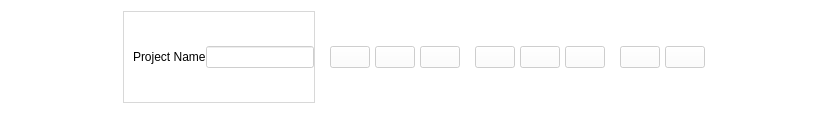
This is ui/topmenu.ui in breuerss/gromacs-ui as Qt 5 draws it before an edit. The edited form follows.
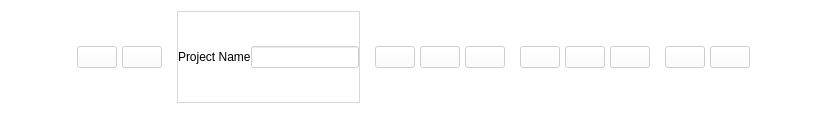
This is the edited form. Icons and pictures are not drawn.

Commit message: feature: prepare support for undo redo

What changed in the file:
```diff
--- a/ui/topmenu.ui
+++ b/ui/topmenu.ui
@@ -16,7 +16,7 @@
   <property name="styleSheet">
    <string notr="true">background: #aaffffff;</string>
   </property>
-  <layout class="QHBoxLayout" name="horizontalLayout_6">
+  <layout class="QHBoxLayout" name="horizontalLayout_7">
    <property name="spacing">
     <number>15</number>
    </property>
@@ -33,6 +33,32 @@
      </property>
     </spacer>
    </item>
+   <item>
+    <layout class="QHBoxLayout" name="horizontalLayout_6">
+     <property name="spacing">
+      <number>5</number>
+     </property>
+     <item>
+      <widget class="QPushButton" name="undoButton">
+       <property name="text">
+        <string/>
+       </property>
+       <property name="icon">
+        <iconset resource="../share/icons.qrc">
+         <normaloff>:/icons/icons/arrow-arc-left-light.svg</normaloff>:/icons/icons/arrow-arc-left-light.svg</iconset>
+       </property>
+      </widget>
+     </item>
+     <item>
+      <widget class="QPushButton" name="redoButton">
+       <property name="icon">
+        <iconset resource="../share/icons.qrc">
+         <normaloff>:/icons/icons/arrow-arc-right-light.svg</normaloff>:/icons/icons/arrow-arc-right-light.svg</iconset>
+       </property>
+      </widget>
+     </item>
+    </layout>
+   </item>
    <item>
     <widget class="QFrame" name="frame">
      <property name="frameShape">
@@ -45,6 +71,9 @@
       <property name="spacing">
        <number>0</number>
       </property>
+      <property name="leftMargin">
+       <number>0</number>
+      </property>
       <property name="rightMargin">
        <number>0</number>
       </property>
```
The commit also changes 6 other files.
